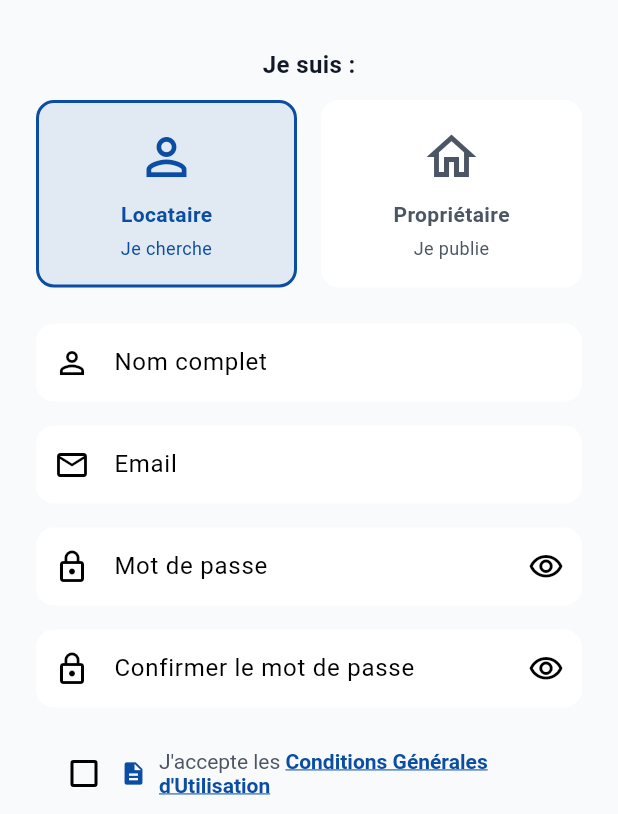
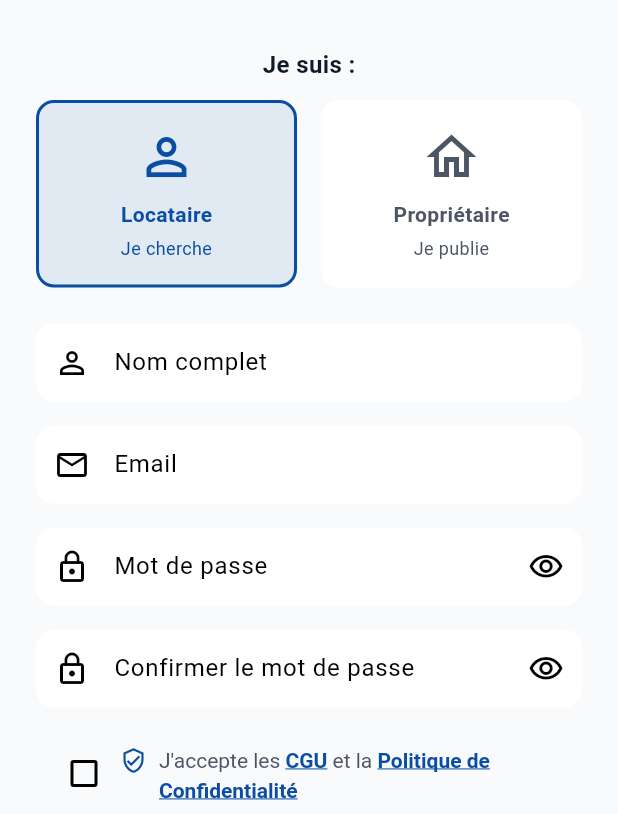
Before and after one commit to Arthurbox/imobareld, a Flutter app: the LoginScreen screen opened by its route, after a tap on "S'inscrire", on a phone screen of 412 x 824 dp, the part 422-1236 px from its top. Run offline on Flutter 3.47's test engine with Material 3 defaults, Android fonts, the phone set to English and light mode, and no system bars; our stand-ins replace app_links, cached_network_image, chewie, connectivity_plus, firebase_core, firebase_messaging and 17 more; missing offline and left inert: cinetpay, video_compress; accounts and stored records are empty.

Commit message:
fusion à un seule case cochable des CGU et politique de confidentialité ; ajustement de l'icon de l'appli et l'implementation du FAQ en statique

```diff
--- a/lib/core/services/connectivity_service.dart
+++ b/lib/core/services/connectivity_service.dart
@@ -39,7 +39,7 @@ class ConnectivityService extends ChangeNotifier {
     try {
       final ConnectivityResult result = await _connectivity
           .checkConnectivity()
-          .timeout(const Duration(seconds: 5));
+          .timeout(const Duration(seconds: 2));
       _updateConnectionStatus([result]);
     } catch (e) {
       debugPrint('❌ Erreur lors de la vérification de la connectivité: $e');
--- a/lib/features/auth/login_screen.dart
+++ b/lib/features/auth/login_screen.dart
@@ -1,5 +1,6 @@
 // Import des packages nécessaires
 import 'package:flutter/material.dart';
+import 'package:flutter/gestures.dart';
 import 'package:imobareld/core/constants/app_colors.dart';
 import 'package:imobareld/core/constants/user_roles.dart';
 import 'package:imobareld/features/auth/auth_controller.dart';
@@ -39,12 +40,9 @@ class _LoginScreenState extends State<LoginScreen> {
 
   /// Indique si le mot de passe est masqué (true) ou visible (false)
   bool _obscurePassword = true;
-  bool _acceptTerms = false;
-  /// Indique si l'utilisateur a accepté la politique de confidentialité
-  bool _acceptPrivacy = false;
+  bool _acceptTermsAndPrivacy = false;
 
   bool _showTermsError = false;
-  bool _showPrivacyError = false;
 
   // ========================================
   // MÉTHODE : NETTOYAGE
@@ -66,24 +64,14 @@ class _LoginScreenState extends State<LoginScreen> {
   /// Gère le processus de connexion quand l'utilisateur appuie sur le bouton
   Future<void> _handleLogin() async {
     setState(() {
-      _showTermsError = !_acceptTerms;
-      _showPrivacyError = !_acceptPrivacy;
+      _showTermsError = !_acceptTermsAndPrivacy;
     });
 
     // 0. Vérifier l'acceptation des CGU et de la Politique de Confidentialité
-    if (!_acceptTerms || !_acceptPrivacy) {
-      String message = '';
-      if (!_acceptTerms && !_acceptPrivacy) {
-        message = 'Veuillez accepter les CGU et la Politique de Confidentialité';
-      } else if (!_acceptTerms) {
-        message = 'Veuillez accepter les conditions d\'utilisation (CGU)';
-      } else {
-        message = 'Veuillez accepter la politique de confidentialité';
-      }
-
+    if (!_acceptTermsAndPrivacy) {
       ScaffoldMessenger.of(context).showSnackBar(
-        SnackBar(
-          content: Text(message),
+        const SnackBar(
+          content: Text('Veuillez accepter les CGU et la Politique de Confidentialité'),
           backgroundColor: AppColors.error,
         ),
       );
@@ -315,7 +303,7 @@ class _LoginScreenState extends State<LoginScreen> {
                     ),
                   ),
                   // ========================================
-                  // CASE À COCHER CGU
+                  // CASE À COCHER CGU & CONFIDENTIALITÉ
                   // ========================================
                   Container(
                     padding: const EdgeInsets.symmetric(vertical: 4, horizontal: 8),
@@ -327,18 +315,46 @@ class _LoginScreenState extends State<LoginScreen> {
                     child: Row(
                       children: [
                         Checkbox(
-                          value: _acceptTerms,
+                          value: _acceptTermsAndPrivacy,
                           activeColor: AppColors.primaryOrange,
                           onChanged: (value) {
                             setState(() {
-                              _acceptTerms = value ?? false;
-                              if (_acceptTerms) _showTermsError = false;
+                              _acceptTermsAndPrivacy = value ?? false;
+                              if (_acceptTermsAndPrivacy) _showTermsError = false;
                             });
                           },
                         ),
                         Expanded(
-                        child: GestureDetector(
-                          onTap: () {
+                          child: Row(
+                            mainAxisSize: MainAxisSize.min,
+                            crossAxisAlignment: CrossAxisAlignment.start,
+                            children: [
+                              Padding(
+                                padding: const EdgeInsets.only(top: 2.0),
+                                child: Icon(
+                                  Icons.verified_user_outlined,
+                                  size: 18,
+                                  color: Theme.of(context).primaryColor,
+                                ),
+                              ),
+                              const SizedBox(width: 8),
+                              Expanded(
+                                child: RichText(
+                                  text: TextSpan(
+                                    text: 'J\'accepte les ',
+                                    style: TextStyle(
+                                      color: Theme.of(context).textTheme.bodyMedium?.color,
+                                      height: 1.4,
+                                    ),
+                                    children: [
+                                      TextSpan(
+                                        text: 'CGU',
+                                        style: TextStyle(
+                                          color: Theme.of(context).primaryColor,
+                                          fontWeight: FontWeight.bold,
+                                          decoration: TextDecoration.underline,
+                                        ),
+                                        recognizer: TapGestureRecognizer()..onTap = () {
                                           Navigator.push(
                                             context,
                                             MaterialPageRoute(
@@ -346,67 +362,16 @@ class _LoginScreenState extends State<LoginScreen> {
                                             ),
                                           );
                                         },
-                          child: Row(
-                            mainAxisSize: MainAxisSize.min,
-                            children: [
-                              Icon(
-                                Icons.description,
-                                size: 18,
-                                color: Theme.of(context).primaryColor,
                                       ),
-                              const SizedBox(width: 8),
-                              Expanded(
-                                child: RichText(
-                                  text: TextSpan(
-                                    text: 'J\'accepte les ',
-                                    style: TextStyle(color: Theme.of(context).textTheme.bodyMedium?.color),
-                                    children: [
+                                      const TextSpan(text: ' et la '),
                                       TextSpan(
-                                        text: 'Conditions Générales d\'Utilisation',
+                                        text: 'Politique de Confidentialité',
                                         style: TextStyle(
                                           color: Theme.of(context).primaryColor,
                                           fontWeight: FontWeight.bold,
                                           decoration: TextDecoration.underline,
                                         ),
-                                      ),
-                                    ],
-                                  ),
-                                ),
-                              ),
-                            ],
-                          ),
-                        ),
-                      ),
-                    ],
-                  ),
-                  ),
-                  const SizedBox(height: 4),
-
-                  // ========================================
-                  // CASE À COCHER POLITIQUE DE CONFIDENTIALITÉ
-                  // ========================================
-                  Container(
-                    padding: const EdgeInsets.symmetric(vertical: 4, horizontal: 8),
-                    decoration: BoxDecoration(
-                      color: _showPrivacyError ? Colors.red.withValues(alpha: 0.1) : Colors.transparent,
-                      borderRadius: BorderRadius.circular(8),
-                      border: _showPrivacyError ? Border.all(color: Colors.red) : null,
-                    ),
-                    child: Row(
-                      children: [
-                        Checkbox(
-                          value: _acceptPrivacy,
-                          activeColor: AppColors.primaryOrange,
-                          onChanged: (value) {
-                            setState(() {
-                              _acceptPrivacy = value ?? false;
-                              if (_acceptPrivacy) _showPrivacyError = false;
-                            });
-                          },
-                        ),
-                      Expanded(
-                        child: GestureDetector(
-                          onTap: () {
+                                        recognizer: TapGestureRecognizer()..onTap = () {
                                           Navigator.push(
                                             context,
                                             MaterialPageRoute(
@@ -414,35 +379,12 @@ class _LoginScreenState extends State<LoginScreen> {
                                             ),
                                           );
                                         },
-                          child: Row(
-                            mainAxisSize: MainAxisSize.min,
-                            children: [
-                              Icon(
-                                Icons.privacy_tip,
-                                size: 18,
-                                color: Theme.of(context).primaryColor,
-                              ),
-                              const SizedBox(width: 8),
-                              Expanded(
-                                child: RichText(
-                                  text: TextSpan(
-                                    text: 'J\'accepte la ',
-                                    style: TextStyle(color: Theme.of(context).textTheme.bodyMedium?.color),
-                                    children: [
-                                      TextSpan(
-                                        text: 'Politique de Confidentialité',
-                                        style: TextStyle(
-                                          color: Theme.of(context).primaryColor,
-                                          fontWeight: FontWeight.bold,
-                                          decoration: TextDecoration.underline,
-                                        ),
                                       ),
                                     ],
                                   ),
                                 ),
                               ),
                             ],
-                          ),
                           ),
                         ),
                       ],
@@ -540,10 +482,9 @@ class _LoginScreenState extends State<LoginScreen> {
                                         final messenger = ScaffoldMessenger.of(context);
 
                                         setState(() {
-                                          _showTermsError = !_acceptTerms;
-                                          _showPrivacyError = !_acceptPrivacy;
+                                          _showTermsError = !_acceptTermsAndPrivacy;
                                         });
-                                        if (!_acceptTerms || !_acceptPrivacy) {
+                                        if (!_acceptTermsAndPrivacy) {
                                           ScaffoldMessenger.of(context).showSnackBar(
                                             const SnackBar(
                                               content: Text('Veuillez accepter les CGU et la Politique de Confidentialité'),
@@ -596,10 +537,9 @@ class _LoginScreenState extends State<LoginScreen> {
                                         final messenger = ScaffoldMessenger.of(context);
 
                                         setState(() {
-                                          _showTermsError = !_acceptTerms;
-                                          _showPrivacyError = !_acceptPrivacy;
+                                          _showTermsError = !_acceptTermsAndPrivacy;
                                         });
-                                        if (!_acceptTerms || !_acceptPrivacy) {
+                                        if (!_acceptTermsAndPrivacy) {
                                           ScaffoldMessenger.of(context).showSnackBar(
                                             const SnackBar(
                                               content: Text('Veuillez accepter les CGU et la Politique de Confidentialité'),
--- a/lib/features/auth/register_screen.dart
+++ b/lib/features/auth/register_screen.dart
@@ -1,5 +1,6 @@
 // Import des packages nécessaires
 import 'package:flutter/material.dart';
+import 'package:flutter/gestures.dart';
 import 'package:imobareld/core/constants/app_colors.dart';
 import 'package:imobareld/core/constants/user_roles.dart';
 import 'package:imobareld/features/auth/auth_controller.dart';
@@ -56,13 +57,9 @@ class _RegisterScreenState extends State<RegisterScreen> {
   /// Indique si la confirmation du mot de passe est masquée
   bool _obscureConfirmPassword = true;
 
-  bool _acceptTerms = false;
-
-  /// Indique si l'utilisateur a accepté la politique de confidentialité
-  bool _acceptPrivacy = false;
+  bool _acceptTermsAndPrivacy = false;
 
   bool _showTermsError = false;
-  bool _showPrivacyError = false;
 
   // ========================================
   // MÉTHODE : NETTOYAGE
@@ -87,24 +84,14 @@ class _RegisterScreenState extends State<RegisterScreen> {
   /// Gère le processus d'inscription quand l'utilisateur appuie sur le bouton
   Future<void> _handleRegister() async {
     setState(() {
-      _showTermsError = !_acceptTerms;
-      _showPrivacyError = !_acceptPrivacy;
+      _showTermsError = !_acceptTermsAndPrivacy;
     });
 
     // 0. Vérifier l'acceptation des CGU et de la Politique de Confidentialité
-    if (!_acceptTerms || !_acceptPrivacy) {
-      String message = '';
-      if (!_acceptTerms && !_acceptPrivacy) {
-        message = 'Veuillez accepter les CGU et la Politique de Confidentialité';
-      } else if (!_acceptTerms) {
-        message = 'Veuillez accepter les conditions d\'utilisation (CGU)';
-      } else {
-        message = 'Veuillez accepter la politique de confidentialité';
-      }
-
+    if (!_acceptTermsAndPrivacy) {
       ScaffoldMessenger.of(context).showSnackBar(
-        SnackBar(
-          content: Text(message),
+        const SnackBar(
+          content: Text('Veuillez accepter les CGU et la Politique de Confidentialité'),
           backgroundColor: AppColors.error,
         ),
       );
@@ -608,7 +595,7 @@ class _RegisterScreenState extends State<RegisterScreen> {
                   const SizedBox(height: 16),
 
                   // ========================================
-                  // CASE À COCHER CGU
+                  // CASE À COCHER CGU & CONFIDENTIALITÉ
                   // ========================================
                   Container(
                     padding: const EdgeInsets.symmetric(vertical: 4, horizontal: 8),
@@ -620,18 +607,46 @@ class _RegisterScreenState extends State<RegisterScreen> {
                     child: Row(
                       children: [
                         Checkbox(
-                          value: _acceptTerms,
+                          value: _acceptTermsAndPrivacy,
                           activeColor: AppColors.primaryOrange,
                           onChanged: (value) {
                             setState(() {
-                              _acceptTerms = value ?? false;
-                              if (_acceptTerms) _showTermsError = false;
+                              _acceptTermsAndPrivacy = value ?? false;
+                              if (_acceptTermsAndPrivacy) _showTermsError = false;
                             });
                           },
                         ),
                         Expanded(
-                        child: GestureDetector(
-                          onTap: () {
+                          child: Row(
+                            mainAxisSize: MainAxisSize.min,
+                            crossAxisAlignment: CrossAxisAlignment.start,
+                            children: [
+                              Padding(
+                                padding: const EdgeInsets.only(top: 2.0),
+                                child: Icon(
+                                  Icons.verified_user_outlined,
+                                  size: 18,
+                                  color: Theme.of(context).primaryColor,
+                                ),
+                              ),
+                              const SizedBox(width: 8),
+                              Expanded(
+                                child: RichText(
+                                  text: TextSpan(
+                                    text: 'J\'accepte les ',
+                                    style: TextStyle(
+                                      color: Theme.of(context).textTheme.bodyMedium?.color,
+                                      height: 1.4,
+                                    ),
+                                    children: [
+                                      TextSpan(
+                                        text: 'CGU',
+                                        style: TextStyle(
+                                          color: Theme.of(context).primaryColor,
+                                          fontWeight: FontWeight.bold,
+                                          decoration: TextDecoration.underline,
+                                        ),
+                                        recognizer: TapGestureRecognizer()..onTap = () {
                                           Navigator.push(
                                             context,
                                             MaterialPageRoute(
@@ -639,67 +654,16 @@ class _RegisterScreenState extends State<RegisterScreen> {
                                             ),
                                           );
                                         },
-                          child: Row(
-                            mainAxisSize: MainAxisSize.min,
-                            children: [
-                              Icon(
-                                Icons.description,
-                                size: 18,
-                                color: Theme.of(context).primaryColor,
                                       ),
-                              const SizedBox(width: 8),
-                              Expanded(
-                                child: RichText(
-                                  text: TextSpan(
-                                    text: 'J\'accepte les ',
-                                    style: TextStyle(color: Theme.of(context).textTheme.bodyMedium?.color),
-                                    children: [
+                                      const TextSpan(text: ' et la '),
                                       TextSpan(
-                                        text: 'Conditions Générales d\'Utilisation',
+                                        text: 'Politique de Confidentialité',
                                         style: TextStyle(
                                           color: Theme.of(context).primaryColor,
                                           fontWeight: FontWeight.bold,
                                           decoration: TextDecoration.underline,
                                         ),
-                                      ),
-                                    ],
-                                  ),
-                                ),
-                              ),
-                            ],
-                          ),
-                        ),
-                      ),
-                    ],
-                  ),
-                  ),
-                  const SizedBox(height: 12),
-
-                  // ========================================
-                  // CASE À COCHER POLITIQUE DE CONFIDENTIALITÉ
-                  // ========================================
-                  Container(
-                    padding: const EdgeInsets.symmetric(vertical: 4, horizontal: 8),
-                    decoration: BoxDecoration(
-                      color: _showPrivacyError ? Colors.red.withValues(alpha: 0.1) : Colors.transparent,
-                      borderRadius: BorderRadius.circular(8),
-                      border: _showPrivacyError ? Border.all(color: Colors.red) : null,
-                    ),
-                    child: Row(
-                      children: [
-                        Checkbox(
-                          value: _acceptPrivacy,
-                          activeColor: AppColors.primaryOrange,
-                          onChanged: (value) {
-                            setState(() {
-                              _acceptPrivacy = value ?? false;
-                              if (_acceptPrivacy) _showPrivacyError = false;
-                            });
-                          },
-                        ),
-                      Expanded(
-                        child: GestureDetector(
-                          onTap: () {
+                                        recognizer: TapGestureRecognizer()..onTap = () {
                                           Navigator.push(
                                             context,
                                             MaterialPageRoute(
@@ -707,35 +671,12 @@ class _RegisterScreenState extends State<RegisterScreen> {
                                             ),
                                           );
                                         },
-                          child: Row(
-                            mainAxisSize: MainAxisSize.min,
-                            children: [
-                              Icon(
-                                Icons.privacy_tip,
-                                size: 18,
-                                color: Theme.of(context).primaryColor,
-                              ),
-                              const SizedBox(width: 8),
-                              Expanded(
-                                child: RichText(
-                                  text: TextSpan(
-                                    text: 'J\'accepte la ',
-                                    style: TextStyle(color: Theme.of(context).textTheme.bodyMedium?.color),
-                                    children: [
-                                      TextSpan(
-                                        text: 'Politique de Confidentialité',
-                                        style: TextStyle(
-                                          color: Theme.of(context).primaryColor,
-                                          fontWeight: FontWeight.bold,
-                                          decoration: TextDecoration.underline,
-                                        ),
                                       ),
                                     ],
                                   ),
                                 ),
                               ),
                             ],
-                          ),
                           ),
                         ),
                       ],
@@ -833,10 +774,9 @@ class _RegisterScreenState extends State<RegisterScreen> {
                                         final messenger = ScaffoldMessenger.of(context);
 
                                         setState(() {
-                                          _showTermsError = !_acceptTerms;
-                                          _showPrivacyError = !_acceptPrivacy;
+                                          _showTermsError = !_acceptTermsAndPrivacy;
                                         });
-                                        if (!_acceptTerms || !_acceptPrivacy) {
+                                        if (!_acceptTermsAndPrivacy) {
                                           ScaffoldMessenger.of(context).showSnackBar(
                                             const SnackBar(
                                               content: Text('Veuillez accepter les CGU et la Politique de Confidentialité'),
@@ -889,10 +829,9 @@ class _RegisterScreenState extends State<RegisterScreen> {
                                         final messenger = ScaffoldMessenger.of(context);
 
                                         setState(() {
-                                          _showTermsError = !_acceptTerms;
-                                          _showPrivacyError = !_acceptPrivacy;
+                                          _showTermsError = !_acceptTermsAndPrivacy;
                                         });
-                                        if (!_acceptTerms || !_acceptPrivacy) {
+                                        if (!_acceptTermsAndPrivacy) {
                                           ScaffoldMessenger.of(context).showSnackBar(
                                             const SnackBar(
                                               content: Text('Veuillez accepter les CGU et la Politique de Confidentialité'),
--- a/lib/features/splash/splash_screen.dart
+++ b/lib/features/splash/splash_screen.dart
@@ -36,11 +36,11 @@ class _SplashScreenState extends State<SplashScreen> {
 
   Future<void> _initApp() async {
     final auth = Provider.of<AuthController>(context, listen: false);
-    // On lance l'initialisation et on attend 2 secondes en même temps
+    // On lance l'initialisation et on attend un bref instant en même temps
     // results[0] contiendra le widget de destination retourné par _checkStatus
     final results = await Future.wait([
       _checkStatus(auth),
-      Future.delayed(const Duration(milliseconds: 300)),
+      Future.delayed(const Duration(milliseconds: 150)),
     ]);
 
     final Widget nextScreen = results[0] as Widget;
```
Also changed, not shown: lib/features/profile/profile_screen.dart (+13 -0 lines), lib/features/settings/faq_screen.dart (added, +78 -0 lines), lib/main.dart (+4 -4 lines), pubspec.yaml (+6 -4 lines), assets/splash/logo.png (added), 72 other files. Lines whose indentation alone changed are shown as unchanged.
